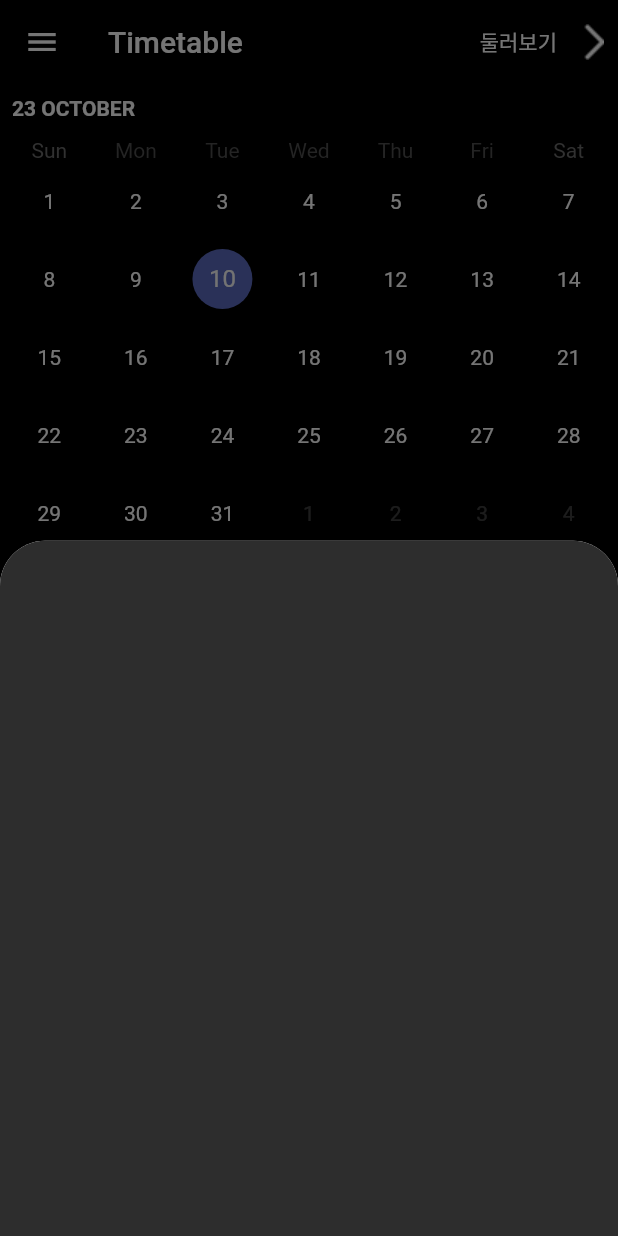
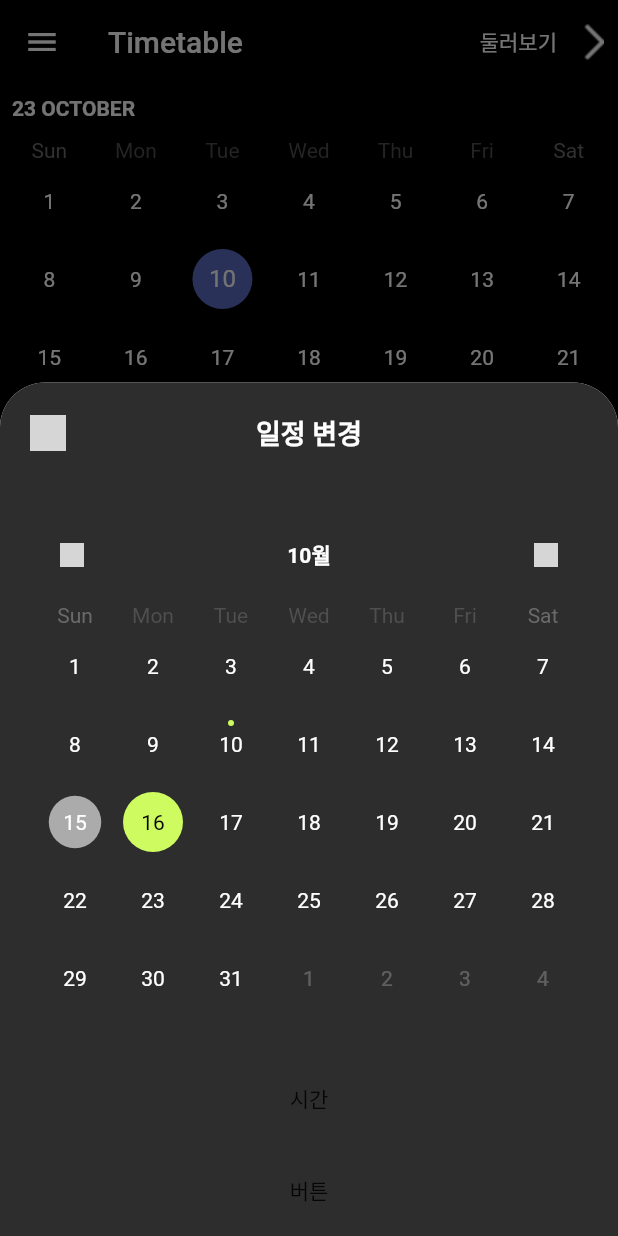
Before and after one commit to AllideaBridge/gymming_app, a Flutter app: the screen it shows after launch, after a tap on an icon or button, on a phone screen of 412 x 824 dp. Run offline on Flutter 3.47's test engine with Material 2 defaults, Android fonts, the phone set to English and light mode, and no system bars; drawn by our look-alikes of table_calendar; our stand-ins replace google_sign_in; missing offline and left inert: kakao_flutter_sdk; Roboto replaces fonts that are missing (Pretendard); grey boxes are pictures that could not be loaded.

Commit message:
[Feature] 일정 변경 달력 구현
- 일정 변경 모달에서 달력을 구현했습니다.
- 원래 변경하기 버튼 클릭 시 나타나야 하지만 우선 메인 화면에서 일정을 클릭하면 나타나도록 구현되어 있습니다. 추후 변경 예정입니다.

```diff
--- /dev/null
+++ b/lib/user_timetable/component/calendar_modal.dart
@@ -0,0 +1,99 @@
+import 'package:flutter/material.dart';
+import 'package:gymming_app/common/colors.dart';
+import 'package:intl/intl.dart';
+import 'package:table_calendar/table_calendar.dart';
+
+class CalendarModal extends StatefulWidget {
+  const CalendarModal({super.key, required this.originDay});
+
+  final DateTime originDay;
+
+  @override
+  State<CalendarModal> createState() => _CalendarState();
+}
+
+class _CalendarState extends State<CalendarModal> {
+  DateTime selectedDay = DateTime(2023, 10, 16);
+
+  @override
+  Widget build(BuildContext context) {
+    const defaultTextStyle = TextStyle(color: Colors.white);
+    const blackTextStyle = TextStyle(color: Colors.black);
+
+    return TableCalendar(
+      focusedDay: selectedDay,
+      firstDay: DateTime(1800),
+      lastDay: DateTime(3000),
+      calendarFormat: CalendarFormat.month,
+      headerStyle: HeaderStyle(
+        formatButtonVisible: false,
+        rightChevronIcon: Image.asset(
+          'assets/icon_nav_arrow_right.png',
+          width: 16,
+          height: 16,
+        ),
+        leftChevronIcon: Image.asset(
+          'assets/icon_nav_arrow_left.png',
+          width: 16,
+          height: 16,
+        ),
+        titleCentered: true,
+        titleTextStyle: const TextStyle(
+            fontSize: 14, color: Colors.white, fontWeight: FontWeight.bold),
+        titleTextFormatter: (date, locale) =>
+            "${DateFormat.M(locale).format(date)}월",
+      ),
+      calendarStyle: const CalendarStyle(
+          defaultTextStyle: defaultTextStyle,
+          weekendTextStyle: defaultTextStyle,
+          outsideTextStyle: TextStyle(color: Colors.white24),
+          tablePadding: EdgeInsets.all(4),
+          isTodayHighlighted: false,
+          selectedTextStyle: blackTextStyle,
+          selectedDecoration: BoxDecoration(
+            color: PRIMARY_COLOR,
+            shape: BoxShape.circle,
+          )),
+      onDaySelected: (DateTime selectedDay, DateTime focusedDay) {
+        setState(() {
+          this.selectedDay = selectedDay;
+        });
+      },
+      eventLoader: _getEventList,
+      selectedDayPredicate: (DateTime day) =>
+          selectedDay.year == day.year &&
+          selectedDay.month == day.month &&
+          selectedDay.day == day.day,
+      calendarBuilders: CalendarBuilders(
+        markerBuilder: (context, date, events) {
+          if (events.contains('today')) {
+            return Container(
+              width: 4,
+              margin: const EdgeInsets.only(bottom: 28),
+              decoration: const BoxDecoration(
+                  color: PRIMARY_COLOR, shape: BoxShape.circle),
+            );
+          }
+          if (events.contains('originDay')) {
+            return Container(
+              width: 35,
+              decoration: BoxDecoration(
+                  color: Colors.white.withOpacity(0.6), shape: BoxShape.circle),
+            );
+          }
+          return null;
+        },
+      ),
+    );
+  }
+
+  List<String> _getEventList(DateTime day) {
+    if (isSameDay(day, widget.originDay)) {
+      return ['originDay'];
+    }
+    if (isSameDay(day, DateTime.now())) {
+      return ['today'];
+    }
+    return [];
+  }
+}
--- /dev/null
+++ b/lib/user_timetable/component/schedule_change.dart
@@ -0,0 +1,54 @@
+import 'package:flutter/material.dart';
+import 'package:gymming_app/common/colors.dart';
+import 'package:gymming_app/user_timetable/component/calendar_modal.dart';
+
+class ScheduleChange extends StatelessWidget {
+  const ScheduleChange({super.key, required this.originDay});
+
+  final DateTime originDay;
+
+  @override
+  Widget build(BuildContext context) {
+    return Container(
+      padding: const EdgeInsets.all(20),
+      decoration: const BoxDecoration(
+          color: BACKGROUND_COLOR,
+          borderRadius: BorderRadius.only(
+            topLeft: Radius.circular(30),
+            topRight: Radius.circular(30),
+          )),
+      child: Column(
+        children: [
+          Row(mainAxisAlignment: MainAxisAlignment.spaceBetween, children: [
+            Image.asset(
+              'assets/icon_nav_arrow_left.png',
+              height: 24,
+              width: 24,
+            ),
+            const Text('일정 변경',
+                style: TextStyle(
+                    fontSize: 18,
+                    color: Colors.white,
+                    fontWeight: FontWeight.bold)),
+            const SizedBox(
+              width: 24,
+              height: 24,
+            ),
+          ]),
+          const SizedBox(
+            height: 40,
+          ),
+          CalendarModal(originDay: originDay),
+          const SizedBox(
+            height: 40,
+          ),
+          Text('시간'),
+          const SizedBox(
+            height: 40,
+          ),
+          Text('버튼'),
+        ],
+      ),
+    );
+  }
+}
--- a/lib/user_timetable/component/schedule_day.dart
+++ b/lib/user_timetable/component/schedule_day.dart
@@ -1,4 +1,5 @@
 import 'package:flutter/material.dart';
+import 'package:gymming_app/user_timetable/component/schedule_change.dart';
 import 'package:gymming_app/user_timetable/component/schedule_display.dart';
 
 class ScheduleDay extends StatelessWidget {
@@ -63,22 +64,20 @@ class ScheduleDay extends StatelessWidget {
             onTap: () {
               showModalBottomSheet(
                   context: context,
-                  builder: (BuildContext context) {
-                    return Container(
-                      height: 500,
-                      decoration: BoxDecoration(
-                          color: Color(0xff2d2d2d),
-                          borderRadius: BorderRadius.only(
-                            topLeft: Radius.circular(30),
-                            topRight: Radius.circular(30),
-                          )),
-                    );
-                  },
-                  shape: RoundedRectangleBorder(
+                  isScrollControlled: true,
+                  shape: const RoundedRectangleBorder(
                       borderRadius: BorderRadius.only(
                     topLeft: Radius.circular(30),
                     topRight: Radius.circular(30),
-                  )));
+                  )),
+                  builder: (BuildContext context) {
+                    return Wrap(children: [
+                      ScheduleChange(
+                        // TODO: 나중에 지울 부분
+                        originDay: DateTime(2023, 10, 15),
+                      )
+                    ]);
+                  });
             },
             child: ScheduleDisplay(
               time: DateTime.now(),
```
